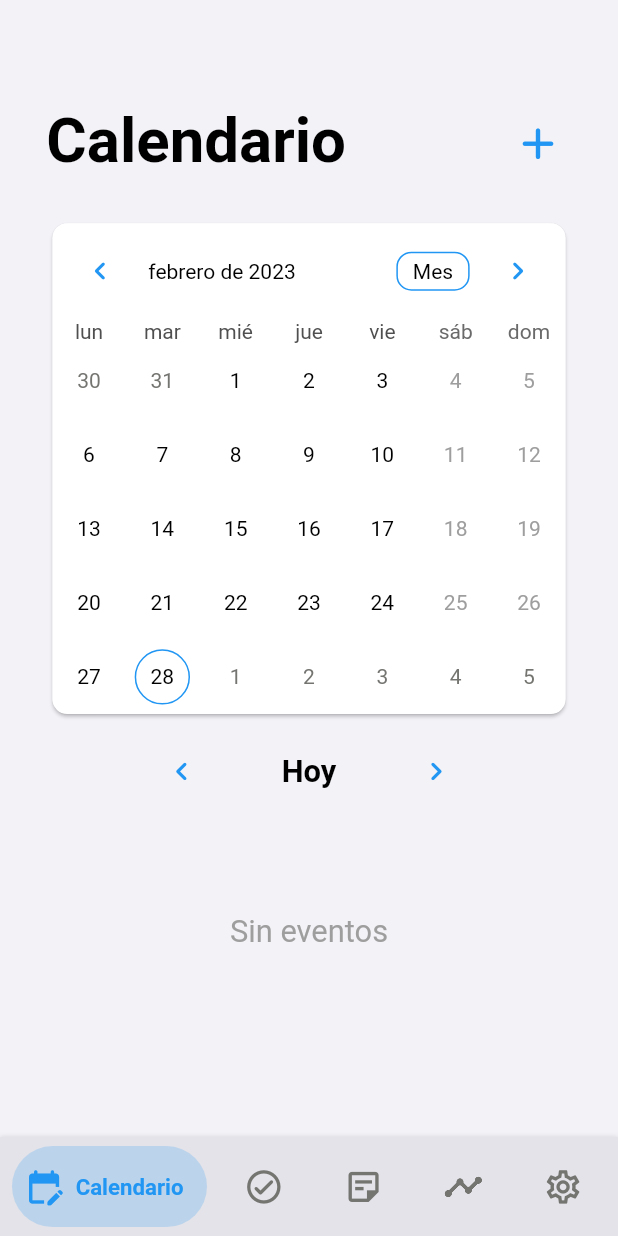
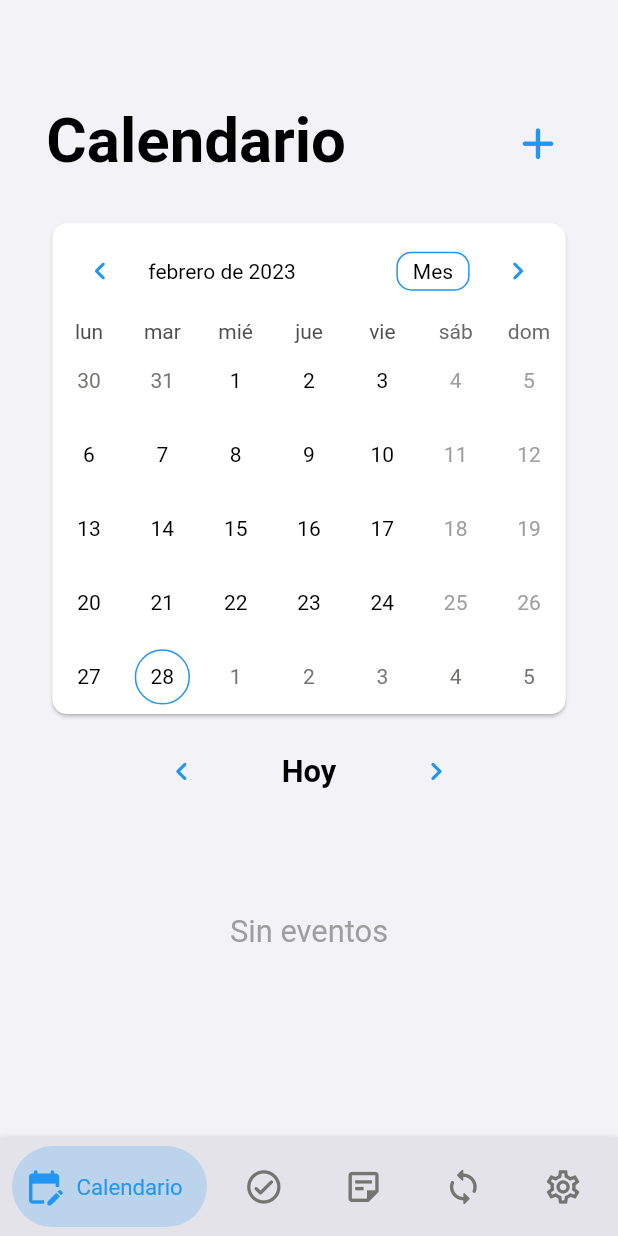
Before and after one commit to joaquinsolla/Simplex, a Flutter app: the screen it shows once a user with an empty profile is signed in, on a phone screen of 412 x 824 dp. Run offline on Flutter 3.47's test engine with Material 2 defaults, Android fonts, the phone set to English and light mode, and no system bars; drawn by our look-alikes of bottom_navy_bar, table_calendar; our stand-ins replace cloud_firestore, firebase_auth, firebase_core, flutter_local_notifications, focused_menu, rxdart and 2 more; accounts and stored records are empty.

Commit message:
Updated HomeBottomNavigationBar

```diff
--- a/lib/pages/home.dart
+++ b/lib/pages/home.dart
@@ -370,7 +370,7 @@ class _HomeState extends State<Home> {
         _homeBottomNavigationBarItem('Calendario', const Icon(Icons.edit_calendar_rounded)),
         _homeBottomNavigationBarItem('Tareas', const Icon(Icons.check_circle_outline_rounded)),
         _homeBottomNavigationBarItem('Notas', const Icon(Icons.sticky_note_2_outlined)),
-        _homeBottomNavigationBarItem('Rutina', const Icon(Icons.timeline_rounded)),
+        _homeBottomNavigationBarItem('Rutina', const Icon(Icons.loop_rounded)),
         _homeBottomNavigationBarItem('Ajustes', const Icon(Icons.settings_outlined)),
       ],
     );
@@ -378,7 +378,12 @@ class _HomeState extends State<Home> {
 
   BottomNavyBarItem _homeBottomNavigationBarItem(String text, Icon icon) {
     return BottomNavyBarItem(
-        title: Text(text, style: TextStyle(fontSize: deviceWidth * fontSize * 0.036),),
+        title: Text(text,
+          style: TextStyle(
+            fontSize: deviceWidth * fontSize * 0.036,
+            fontWeight: FontWeight.w400,
+          ),
+        ),
         icon: icon,
         activeColor: colorSpecialItem,
         inactiveColor: colorNavigationBarText,
```
